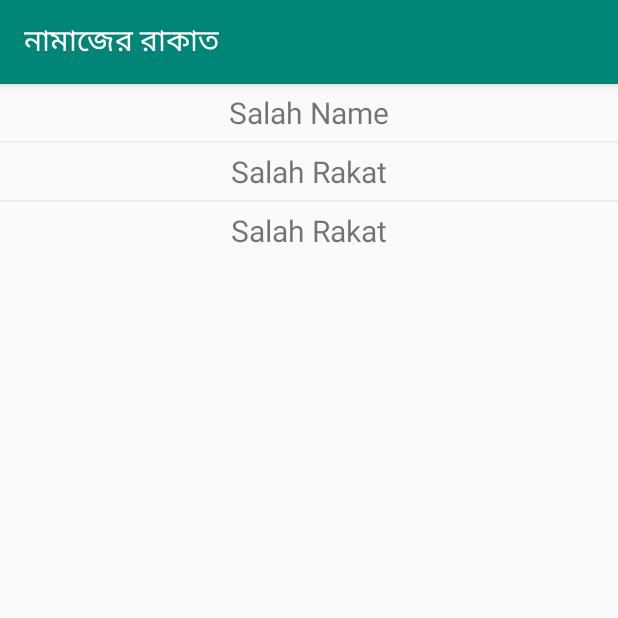
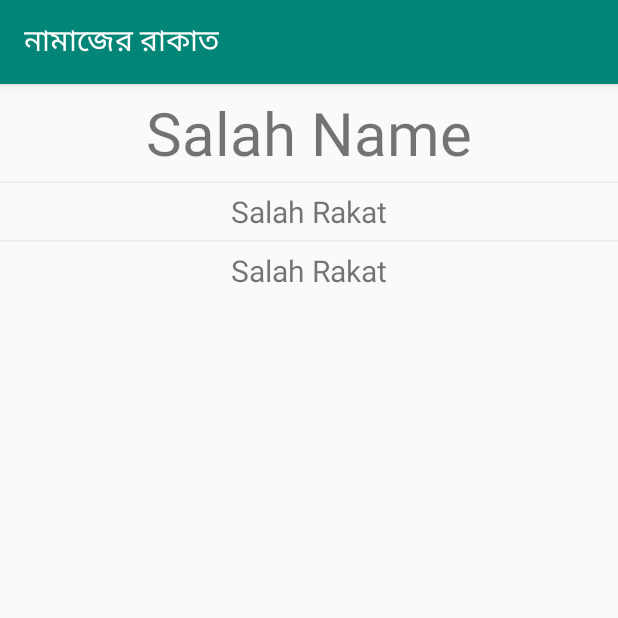
Before and after one commit to saiful-islam-niloy/Salah, an Android app: the NiyatActivity screen opened directly, with no data from a screen before it, on a phone screen of 412 x 824 dp, the top half of it. Run offline under Robolectric (Android 15) with nearby library versions, the phone set to English and light mode, and no system bars; 3 statements that could not run were skipped.

```diff
--- a/app/src/main/res/layout/activity_niyat.xml
+++ b/app/src/main/res/layout/activity_niyat.xml
@@ -15,7 +15,7 @@
             android:layout_width="match_parent"
             android:layout_height="wrap_content"
             android:padding="5dp"
-            android:textSize="20dp"
+            android:textSize="40dp"
             android:gravity="center"
             android:text="Salah Name" />
         <View
```
Also changed, not shown: app/src/main/assets/Salah.db.
